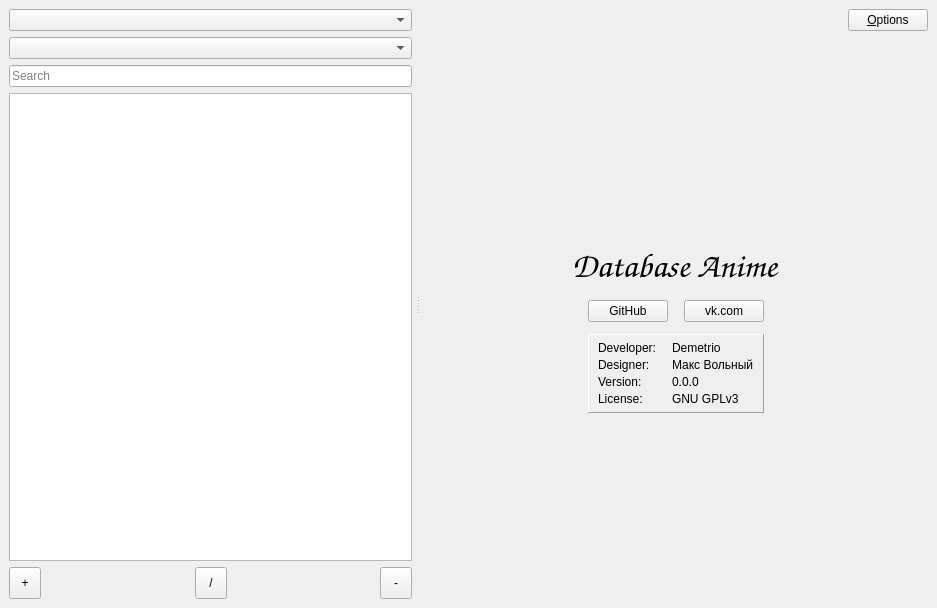
This is mainwindow.ui in LibertaSoft/DatabaseAnime as Qt 5 draws it before an edit. The edited form follows.
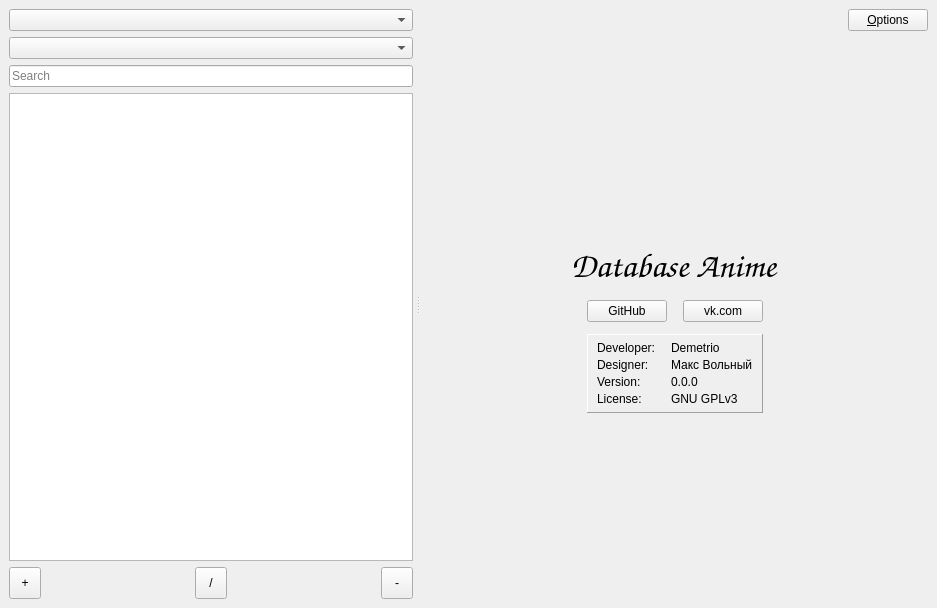
This is the edited form. Icons and pictures are not drawn. Custom widgets are drawn as their Qt base class.

The edit to the form file:
```diff
--- a/mainwindow.ui
+++ b/mainwindow.ui
@@ -37,7 +37,7 @@
        <enum>Qt::Horizontal</enum>
       </property>
       <property name="handleWidth">
-       <number>12</number>
+       <number>9</number>
       </property>
       <widget class="QWidget" name="verticalLayoutWidget">
        <layout class="QVBoxLayout" name="verticalLayout_6">
@@ -383,6 +383,12 @@
            </item>
            <item>
             <widget class="QPushButton" name="PBtn_url_github">
+             <property name="sizePolicy">
+              <sizepolicy hsizetype="Minimum" vsizetype="Fixed">
+               <horstretch>0</horstretch>
+               <verstretch>0</verstretch>
+              </sizepolicy>
+             </property>
              <property name="text">
               <string notr="true">GitHub</string>
              </property>
@@ -394,6 +400,12 @@
            </item>
            <item>
             <widget class="QPushButton" name="PBtn_url_vk">
+             <property name="sizePolicy">
+              <sizepolicy hsizetype="Minimum" vsizetype="Fixed">
+               <horstretch>0</horstretch>
+               <verstretch>0</verstretch>
+              </sizepolicy>
+             </property>
              <property name="text">
               <string notr="true">vk.com</string>
              </property>
```
Left out of the diff: 9 changed lines with no effect on the pictures.
